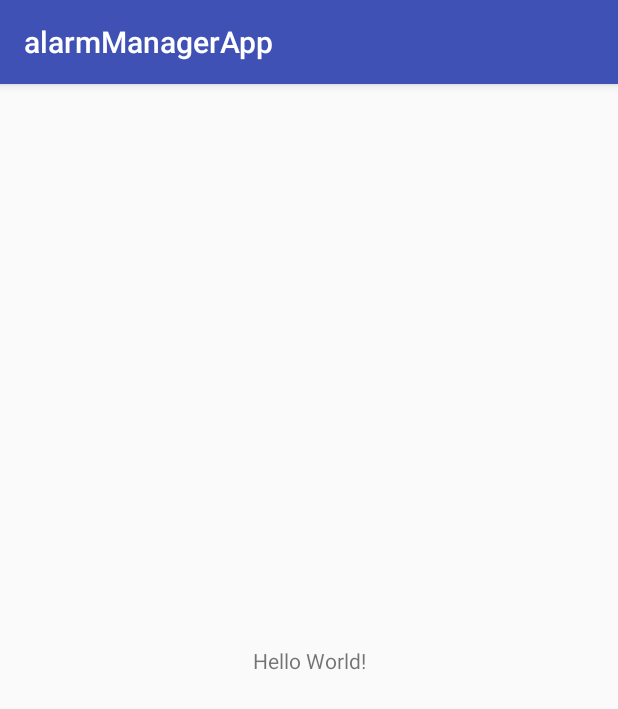
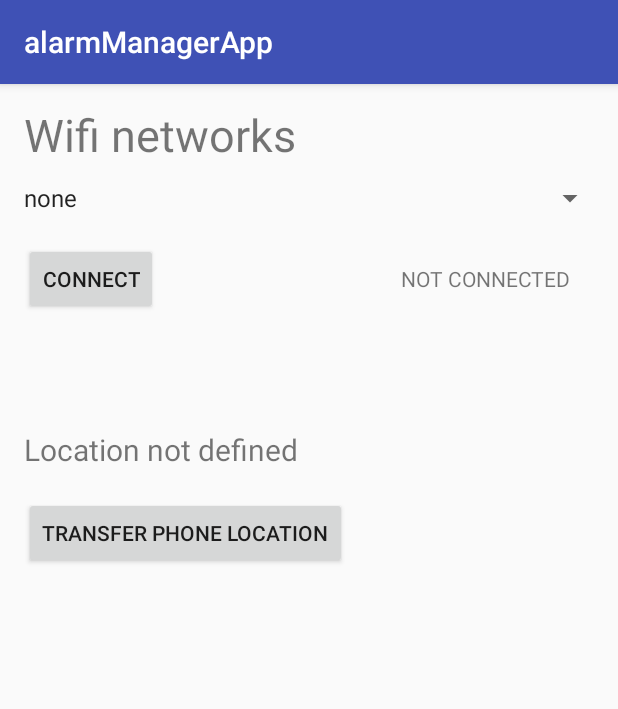
Before and after one commit to Mariani88/tesis-android-config, an Android app: the screen it shows after launch (MainActivity before the commit, ConfiguratorActivity after it), on a phone screen of 412 x 824 dp. Shown: the top 709 px of the screen. Run offline under Robolectric (Android 15) with nearby library versions, the phone set to English and light mode, and no system bars; our stand-ins replace RxJava.

Commit message:
add alarm configuration activity

```diff
--- a/app/build.gradle
+++ b/app/build.gradle
@@ -24,9 +24,11 @@
 
 dependencies {
     implementation fileTree(dir: 'libs', include: ['*.jar'])
-    implementation"org.jetbrains.kotlin:kotlin-stdlib-jre7:$kotlin_version"
+    implementation "org.jetbrains.kotlin:kotlin-stdlib-jre7:$kotlin_version"
     implementation 'com.android.support:appcompat-v7:26.1.0'
     implementation 'com.android.support.constraint:constraint-layout:1.0.2'
+    implementation 'io.reactivex.rxjava2:rxandroid:2.0.2'
+
     testImplementation 'junit:junit:4.12'
     androidTestImplementation 'com.android.support.test:runner:1.0.1'
     androidTestImplementation 'com.android.support.test.espresso:espresso-core:3.0.1'
--- a/app/src/main/AndroidManifest.xml
+++ b/app/src/main/AndroidManifest.xml
@@ -1,5 +1,6 @@
 <?xml version="1.0" encoding="utf-8"?>
 <manifest xmlns:android="http://schemas.android.com/apk/res/android"
+    xmlns:tools="http://schemas.android.com/tools"
     package="tesis.untref.com.alarmmanagerapp">
 
     <application
@@ -9,13 +10,20 @@
         android:roundIcon="@mipmap/ic_launcher_round"
         android:supportsRtl="true"
         android:theme="@style/AppTheme">
-        <activity android:name=".MainActivity">
+        <activity
+            android:name=".MainActivity"
+            android:screenOrientation="portrait">
             <intent-filter>
                 <action android:name="android.intent.action.MAIN" />
 
                 <category android:name="android.intent.category.LAUNCHER" />
             </intent-filter>
         </activity>
+        <activity
+            android:name=".configurator.view.ConfiguratorActivity"
+            android:screenOrientation="portrait">
+
+        </activity>
     </application>
 
 </manifest>
--- a/app/src/main/java/tesis/untref/com/alarmmanagerapp/MainActivity.kt
+++ b/app/src/main/java/tesis/untref/com/alarmmanagerapp/MainActivity.kt
@@ -1,12 +1,25 @@
 package tesis.untref.com.alarmmanagerapp
 
+import android.content.Intent
 import android.support.v7.app.AppCompatActivity
 import android.os.Bundle
+import io.reactivex.Completable
+import tesis.untref.com.alarmmanagerapp.configurator.view.ConfiguratorActivity
+import java.util.concurrent.TimeUnit
 
 class MainActivity : AppCompatActivity() {
 
     override fun onCreate(savedInstanceState: Bundle?) {
         super.onCreate(savedInstanceState)
         setContentView(R.layout.activity_main)
+        val intent = Intent(this, ConfiguratorActivity::class.java)
+        Completable.fromAction {  }
+                .delay(3000L, TimeUnit.MILLISECONDS)
+                .subscribe { goActivity(intent) }
+    }
+
+    private fun goActivity(intent: Intent) {
+        startActivity(intent)
+        finish()
     }
 }
--- /dev/null
+++ b/app/src/main/java/tesis/untref/com/alarmmanagerapp/configurator/view/ConfiguratorActivity.kt
@@ -0,0 +1,35 @@
+package tesis.untref.com.alarmmanagerapp.configurator.view
+
+import android.support.v7.app.AppCompatActivity
+import android.os.Bundle
+import android.view.View
+import android.widget.AdapterView
+import android.widget.Spinner
+import tesis.untref.com.alarmmanagerapp.R
+
+import android.widget.ArrayAdapter
+
+class ConfiguratorActivity : AppCompatActivity(), AdapterView.OnItemSelectedListener {
+    override fun onCreate(savedInstanceState: Bundle?) {
+        super.onCreate(savedInstanceState)
+        setContentView(R.layout.activity_configurator)
+
+        val networks = arrayListOf("none","network 1", "network 2")
+        val networksSpinner = findViewById<Spinner>(R.id.spinner)
+        val adapter = ArrayAdapter<String>(this,
+                android.R.layout.simple_spinner_item, networks)
+
+        adapter.setDropDownViewResource(android.R.layout.simple_spinner_dropdown_item)
+        networksSpinner.adapter = adapter
+        networksSpinner.onItemSelectedListener = this
+        //networksSpinner.prompt = "select network"
+    }
+
+    override fun onNothingSelected(parent: AdapterView<*>?) {
+
+    }
+
+    override fun onItemSelected(parent: AdapterView<*>?, view: View?, position: Int, id: Long) {
+
+    }
+}
--- /dev/null
+++ b/app/src/main/res/layout/activity_configurator.xml
@@ -0,0 +1,79 @@
+<?xml version="1.0" encoding="utf-8"?>
+<android.support.constraint.ConstraintLayout xmlns:android="http://schemas.android.com/apk/res/android"
+    xmlns:app="http://schemas.android.com/apk/res-auto"
+    xmlns:tools="http://schemas.android.com/tools"
+    android:layout_width="match_parent"
+    android:layout_height="match_parent"
+    tools:context="tesis.untref.com.alarmmanagerapp.configurator.view.ConfiguratorActivity">
+
+    <Spinner
+        android:id="@+id/spinner"
+        android:layout_width="0dp"
+        android:layout_height="wrap_content"
+        android:layout_marginEnd="8dp"
+        android:layout_marginStart="8dp"
+        android:layout_marginTop="64dp"
+        app:layout_constraintEnd_toEndOf="parent"
+        app:layout_constraintHorizontal_bias="0.0"
+        app:layout_constraintStart_toStartOf="parent"
+        app:layout_constraintTop_toTopOf="parent" />
+
+    <TextView
+        android:id="@+id/networks_title"
+        android:layout_width="wrap_content"
+        android:layout_height="wrap_content"
+        android:layout_marginBottom="10dp"
+        android:layout_marginStart="16dp"
+        android:text="@string/wifi_networks"
+        android:textSize="30sp"
+        app:layout_constraintBottom_toTopOf="@+id/spinner"
+        app:layout_constraintStart_toStartOf="parent"
+        android:layout_marginLeft="16dp" />
+
+    <Button
+        android:id="@+id/button"
+        android:layout_width="wrap_content"
+        android:layout_height="wrap_content"
+        android:layout_marginStart="16dp"
+        android:layout_marginTop="18dp"
+        android:text="@string/connect"
+        app:layout_constraintStart_toStartOf="parent"
+        app:layout_constraintTop_toBottomOf="@+id/spinner"
+        android:layout_marginLeft="16dp" />
+
+    <TextView
+        android:id="@+id/connection_indicator"
+        android:layout_width="wrap_content"
+        android:layout_height="wrap_content"
+        android:layout_marginTop="32dp"
+        android:text="@string/not_connected"
+
+        app:layout_constraintEnd_toEndOf="parent"
+        app:layout_constraintHorizontal_bias="0.895"
+        app:layout_constraintStart_toStartOf="parent"
+        app:layout_constraintTop_toBottomOf="@+id/spinner" />
+
+    <TextView
+        android:id="@+id/location_indicator"
+        android:layout_width="wrap_content"
+        android:layout_height="wrap_content"
+        android:layout_marginStart="16dp"
+        android:layout_marginTop="230dp"
+        android:text="@string/location_not_defined"
+        android:textSize="20sp"
+        app:layout_constraintStart_toStartOf="parent"
+        app:layout_constraintTop_toTopOf="parent"
+        android:layout_marginLeft="16dp" />
+
+    <Button
+        android:id="@+id/button2"
+        android:layout_width="wrap_content"
+        android:layout_height="wrap_content"
+        android:layout_marginStart="16dp"
+        android:layout_marginTop="18dp"
+        android:text="@string/transfer_phone_location"
+        app:layout_constraintStart_toStartOf="parent"
+        app:layout_constraintTop_toBottomOf="@+id/location_indicator"
+        android:layout_marginLeft="16dp" />
+
+</android.support.constraint.ConstraintLayout>
--- a/app/src/main/res/values/strings.xml
+++ b/app/src/main/res/values/strings.xml
@@ -1,3 +1,8 @@
 <resources>
     <string name="app_name">alarmManagerApp</string>
+    <string name="wifi_networks">Wifi networks</string>
+    <string name="not_connected">NOT CONNECTED</string>
+    <string name="location_not_defined">Location not defined</string>
+    <string name="transfer_phone_location">transfer phone location</string>
+    <string name="connect">Connect</string>
 </resources>
--- a/build.gradle
+++ b/build.gradle
@@ -1,7 +1,7 @@
 // Top-level build file where you can add configuration options common to all sub-projects/modules.
 
 buildscript {
-    ext.kotlin_version = '1.2.20'
+    ext.kotlin_version = '1.2.31'
     repositories {
         google()
         jcenter()
```
